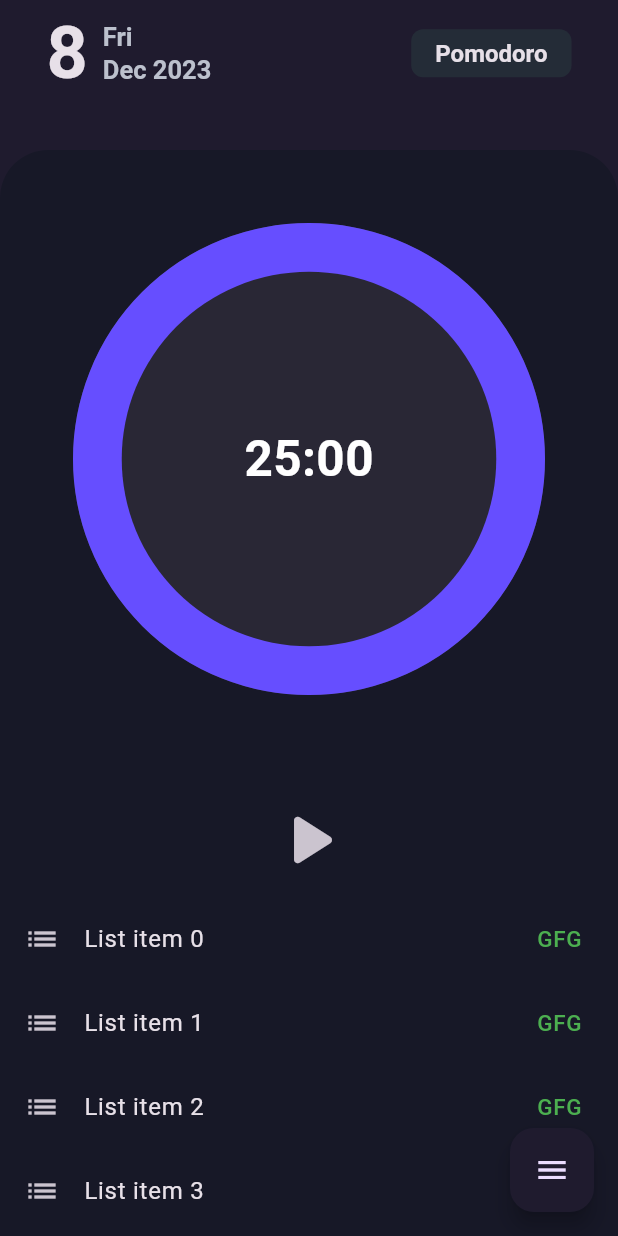
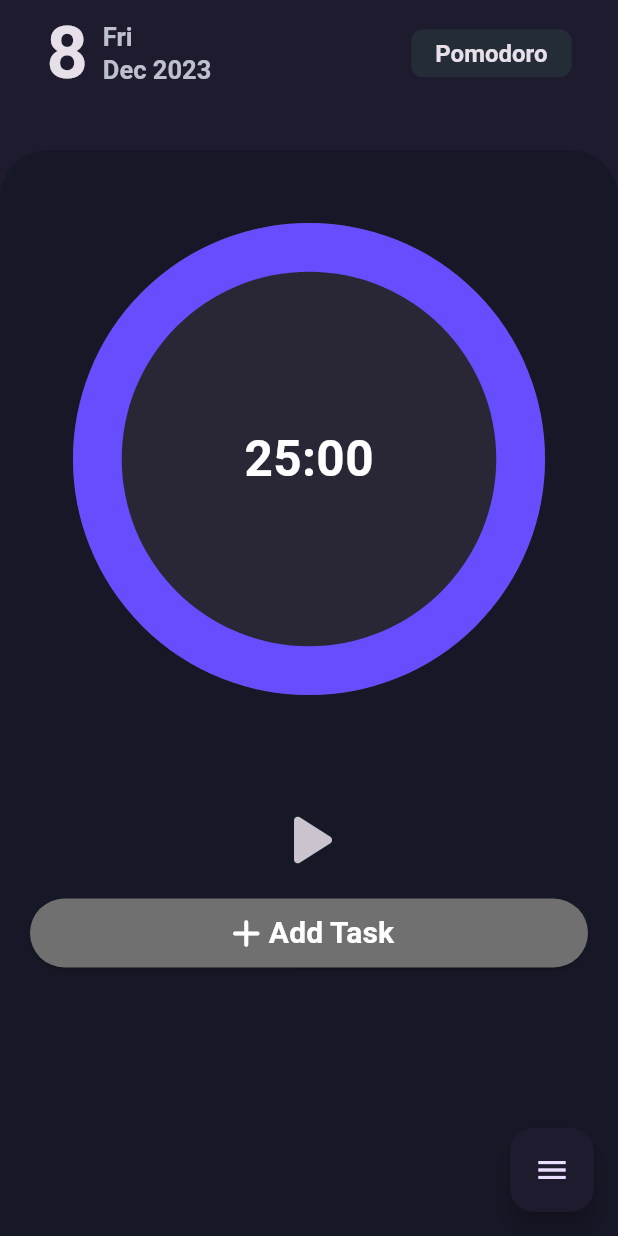
Before and after one commit to aricodeine/pmdr, a Flutter app: the screen it shows after launch, on a phone screen of 412 x 824 dp. Run offline on Flutter 3.47's test engine with Material 3 defaults, Android fonts, the light colour scheme and no system bars; drawn by our look-alikes of circular_countdown_timer, flutter_expandable_fab; our stand-ins replace bloc, flutter_bloc, gap.

Commit message:
tasks bloc created, add button created

```diff
--- /dev/null
+++ b/lib/blocs/tasks/bloc/tasks_bloc.dart
@@ -0,0 +1,12 @@
+import 'package:bloc/bloc.dart';
+import 'package:meta/meta.dart';
+
+part 'tasks_event.dart';
+part 'tasks_state.dart';
+
+class TasksBloc extends Bloc<TasksEvent, TasksState> {
+  TasksBloc() : super(TasksInitial()) {
+    // on<TasksEvent>((event, emit) {
+    // });
+  }
+}
--- /dev/null
+++ b/lib/blocs/tasks/bloc/tasks_event.dart
@@ -0,0 +1,12 @@
+part of 'tasks_bloc.dart';
+
+@immutable
+sealed class TasksEvent {}
+
+final class FetchTasksInitial extends TasksEvent {}
+
+final class CreateTaskEvent extends TasksEvent {}
+
+final class RemoveTaskEvent extends TasksEvent {}
+
+final class StoreTaskToBackendEvent extends TasksEvent {}
--- /dev/null
+++ b/lib/blocs/tasks/bloc/tasks_state.dart
@@ -0,0 +1,10 @@
+part of 'tasks_bloc.dart';
+
+@immutable
+sealed class TasksState {}
+
+final class TasksInitial extends TasksState {}
+
+final class TaskAddedState extends TasksState {}
+
+final class TaskRemovedState extends TasksState {}
--- a/lib/blocs/timer/bloc/timer_event.dart
+++ b/lib/blocs/timer/bloc/timer_event.dart
@@ -3,27 +3,27 @@ part of 'timer_bloc.dart';
 @immutable
 sealed class TimerEvent {}
 
-class TimerInitialEvent extends TimerEvent {}
+final class TimerInitialEvent extends TimerEvent {}
 
-class TimerStartEvent extends TimerEvent {
+final class TimerStartEvent extends TimerEvent {
   final CountDownController controller;
 
   TimerStartEvent({required this.controller});
 }
 
-class TimerPauseEvent extends TimerEvent {
+final class TimerPauseEvent extends TimerEvent {
   final CountDownController controller;
 
   TimerPauseEvent({required this.controller});
 }
 
-class TimerResumeEvent extends TimerEvent {
+final class TimerResumeEvent extends TimerEvent {
   final CountDownController controller;
 
   TimerResumeEvent({required this.controller});
 }
 
-class TimerEndEvent extends TimerEvent {
+final class TimerEndEvent extends TimerEvent {
   final CountDownController controller;
 
   TimerEndEvent({required this.controller});
--- a/lib/core/constants.dart
+++ b/lib/core/constants.dart
@@ -7,6 +7,7 @@ const kAppColor = Color(0xff1f1b2e);
 const kNavigationDuration = Duration(milliseconds: 300);
 const kAppBarSubtextStyle =
     TextStyle(fontSize: 17, color: Color(0xffBCC1CD), fontWeight: FontWeight.w700);
+const kButtonTextStyle = TextStyle(color: Colors.white, fontSize: 20, fontWeight: FontWeight.w600);
 const kTodaysDateStyle = TextStyle(fontSize: 48, fontWeight: FontWeight.bold);
 const kBackgroundDecoration = BoxDecoration(
   color: Color(0xFF171827),
--- /dev/null
+++ b/lib/core/services/tasks_service.dart
@@ -0,0 +1,5 @@
+import 'package:pmdr/models/task/task.dart';
+
+class TasksService {
+  static List<Task> tasks = [];
+}
--- /dev/null
+++ b/lib/core/widgets/add_button.dart
@@ -0,0 +1,43 @@
+import 'package:flutter/material.dart';
+import 'package:pmdr/core/constants.dart';
+
+class AddButton extends StatefulWidget {
+  const AddButton({super.key, required this.onTap});
+
+  final VoidCallback onTap;
+
+  @override
+  State<AddButton> createState() => _AddButtonState();
+}
+
+class _AddButtonState extends State<AddButton> {
+  @override
+  Widget build(BuildContext context) {
+    final size = MediaQuery.of(context).size;
+    return Padding(
+      padding: const EdgeInsets.symmetric(horizontal: 20.0),
+      child: SizedBox(
+        width: size.width,
+        child: ElevatedButton(
+            onPressed: widget.onTap,
+            child: const Padding(
+              padding: EdgeInsets.all(8.0),
+              child: Row(
+                mainAxisAlignment: MainAxisAlignment.center,
+                children: [
+                  Icon(
+                    Icons.add_rounded,
+                    color: Colors.white,
+                    size: 30,
+                  ),
+                  Text(
+                    'Add Task',
+                    style: kButtonTextStyle,
+                  )
+                ],
+              ),
+            )),
+      ),
+    );
+  }
+}
--- a/lib/main.dart
+++ b/lib/main.dart
@@ -24,19 +24,14 @@ class MyApp extends StatelessWidget {
         ),
         scaffoldBackgroundColor: kAppColor,
         appBarTheme: const AppBarTheme(backgroundColor: Color(0xff1f1b2e)),
-        bottomNavigationBarTheme: BottomNavigationBarThemeData(
-            elevation: 0,
-            selectedIconTheme: IconThemeData(
-              shadows: [kShadow],
-            ),
-            type: BottomNavigationBarType.fixed,
-            showUnselectedLabels: false,
-            showSelectedLabels: false,
-            unselectedItemColor: const Color(0xffFFF6F6),
-            selectedItemColor: const Color(0xff664eff)),
         floatingActionButtonTheme: const FloatingActionButtonThemeData(
           backgroundColor: kAppColor,
           splashColor: Color(0xff664eff),
+        ),
+        elevatedButtonTheme: ElevatedButtonThemeData(
+          style: ElevatedButton.styleFrom(
+            backgroundColor: const Color(0xff707070),
+          ),
         ),
         canvasColor: Colors.transparent,
         useMaterial3: true,
--- a/lib/screens/page_views/tabbar_views/pomodoro_view.dart
+++ b/lib/screens/page_views/tabbar_views/pomodoro_view.dart
@@ -4,13 +4,19 @@ import 'package:flutter_bloc/flutter_bloc.dart';
 import 'package:gap/gap.dart';
 import 'package:pmdr/blocs/timer/bloc/timer_bloc.dart';
 import 'package:pmdr/core/utils.dart';
+import 'package:pmdr/core/widgets/add_button.dart';
 import 'package:pmdr/core/widgets/pmdr_timer.dart';
 
-class PomodoroView extends StatelessWidget {
+class PomodoroView extends StatefulWidget {
   const PomodoroView({super.key, required this.countdownController});
 
   final CountDownController countdownController;
 
+  @override
+  State<PomodoroView> createState() => _PomodoroViewState();
+}
+
+class _PomodoroViewState extends State<PomodoroView> {
   @override
   Widget build(BuildContext context) {
     return SingleChildScrollView(
@@ -19,7 +25,7 @@ class PomodoroView extends StatelessWidget {
         children: [
           PmdrTimer(
             mins: Utilities.pomodoroProfile.numberOfMins,
-            controller: countdownController,
+            controller: widget.countdownController,
           ),
           const Gap(10),
           BlocBuilder<TimerBloc, TimerState>(
@@ -31,7 +37,7 @@ class PomodoroView extends StatelessWidget {
                     IconButton(
                         onPressed: () {
                           BlocProvider.of<TimerBloc>(context)
-                              .add(TimerPauseEvent(controller: countdownController));
+                              .add(TimerPauseEvent(controller: widget.countdownController));
                         },
                         icon: const Icon(
                           Icons.pause_rounded,
@@ -41,7 +47,7 @@ class PomodoroView extends StatelessWidget {
                     IconButton(
                         onPressed: () {
                           BlocProvider.of<TimerBloc>(context)
-                              .add(TimerEndEvent(controller: countdownController));
+                              .add(TimerEndEvent(controller: widget.countdownController));
                         },
                         icon: const Icon(
                           Icons.skip_next_rounded,
@@ -55,7 +61,7 @@ class PomodoroView extends StatelessWidget {
                 return IconButton(
                     onPressed: () {
                       BlocProvider.of<TimerBloc>(context)
-                          .add(TimerResumeEvent(controller: countdownController));
+                          .add(TimerResumeEvent(controller: widget.countdownController));
                     },
                     icon: const Icon(
                       Icons.play_arrow_rounded,
@@ -65,25 +71,26 @@ class PomodoroView extends StatelessWidget {
 
               return IconButton(
                 onPressed: () => BlocProvider.of<TimerBloc>(context)
-                    .add(TimerStartEvent(controller: countdownController)),
+                    .add(TimerStartEvent(controller: widget.countdownController)),
                 icon: const Icon(Icons.play_arrow_rounded, size: 60),
               );
             },
           ),
-          ListView.builder(
-            physics: const NeverScrollableScrollPhysics(),
-            shrinkWrap: true,
-            itemCount: 20,
-            itemBuilder: (BuildContext context, int index) {
-              return ListTile(
-                  leading: const Icon(Icons.list),
-                  trailing: const Text(
-                    "GFG",
-                    style: TextStyle(color: Colors.green, fontSize: 15),
-                  ),
-                  title: Text("List item $index"));
-            },
-          ),
+          // ListView.builder(
+          //   physics: const NeverScrollableScrollPhysics(),
+          //   shrinkWrap: true,
+          //   itemCount: 20,
+          //   itemBuilder: (BuildContext context, int index) {
+          //     return ListTile(
+          //         leading: const Icon(Icons.list),
+          //         trailing: const Text(
+          //           "GFG",
+          //           style: TextStyle(color: Colors.green, fontSize: 15),
+          //         ),
+          //         title: Text("List item $index"));
+          //   },
+          // ),
+          AddButton(onTap: () {}),
         ],
       ),
     );
```
